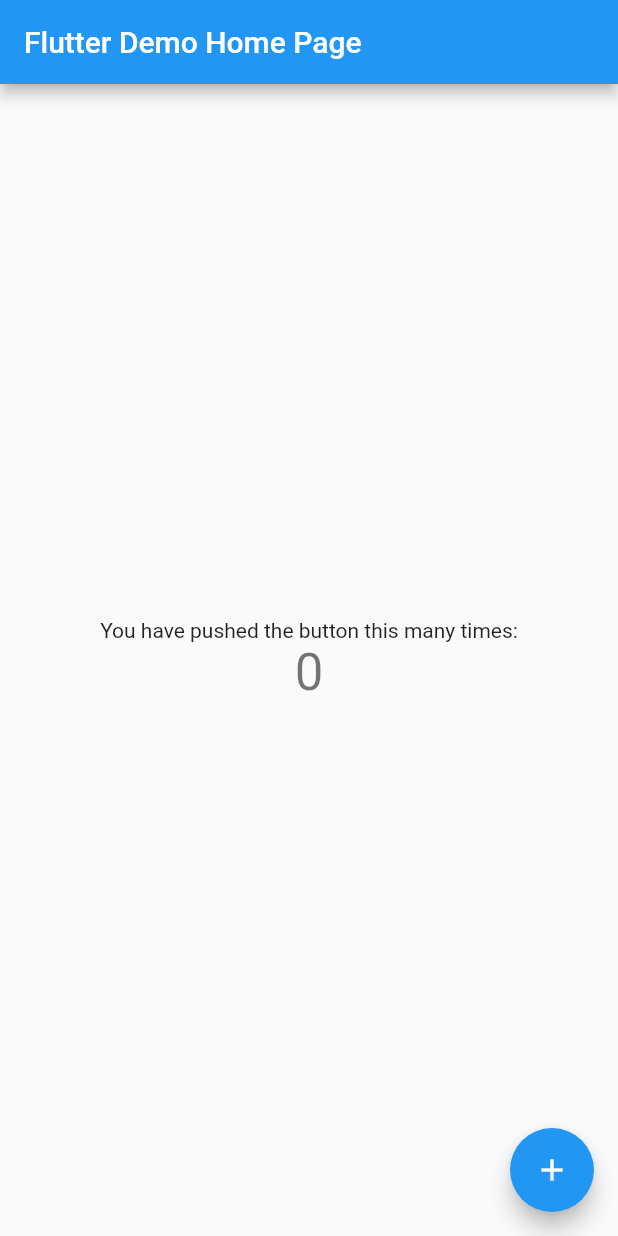
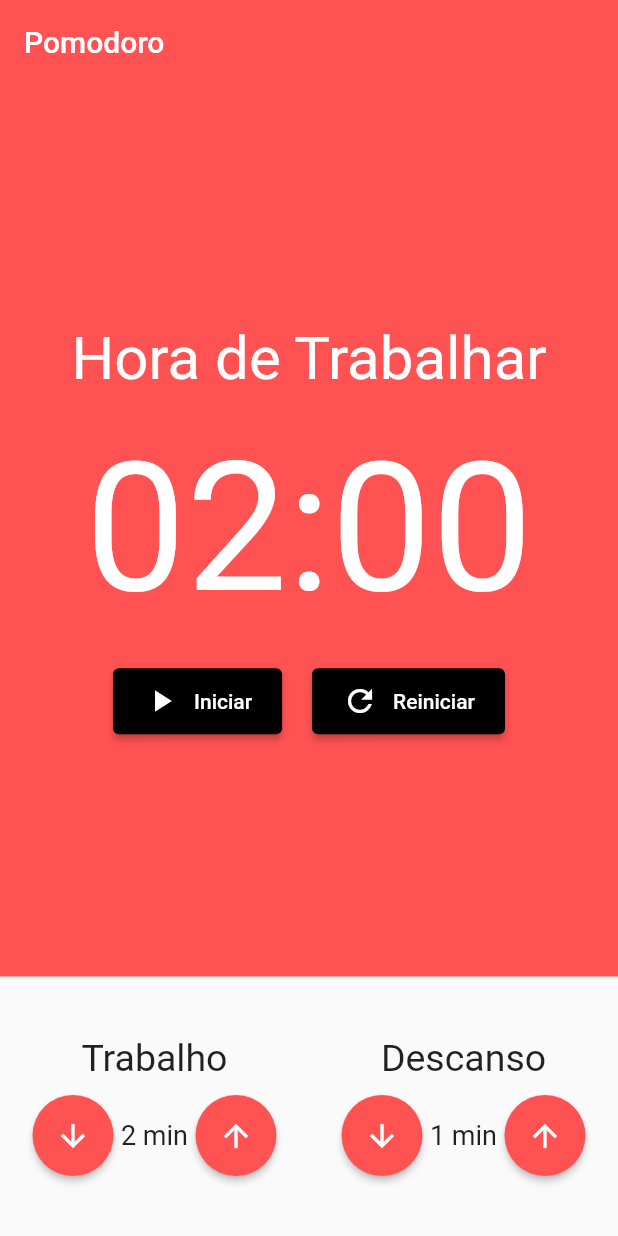
Before and after one commit to larinuness/flutter-pomodoro-mobx-web, a Flutter app: the screen it shows after launch, on a phone screen of 412 x 824 dp. Run offline on Flutter 3.47's test engine with Material 2 defaults, Android fonts, the phone set to English and light mode, and no system bars; our stand-ins replace flutter_mobx, mobx; generated files the repository leaves out were written again.

Commit message:
Projeto quase finalizado

```diff
--- /dev/null
+++ b/flutter_pomodoro/lib/components/cronometro.dart
@@ -0,0 +1,68 @@
+import 'package:flutter/material.dart';
+import 'package:flutter_mobx/flutter_mobx.dart';
+import 'cronometro_button.dart';
+import '../store/pomodoro.store.dart';
+import 'package:provider/provider.dart';
+
+class Cronometro extends StatelessWidget {
+  const Cronometro({Key? key}) : super(key: key);
+
+  @override
+  Widget build(BuildContext context) {
+    final store = Provider.of<PomodoroStore>(context);
+    return Observer(
+      builder: (_) => Container(
+        color: store.estaTrabalhando() ? Colors.redAccent : Colors.green,
+        child: Column(
+          crossAxisAlignment: CrossAxisAlignment.center,
+          mainAxisAlignment: MainAxisAlignment.center,
+          children: [
+            Text(
+              store.estaTrabalhando()
+                  ? "Hora de Trabalhar"
+                  : 'Hora de Descansar',
+              style: const TextStyle(fontSize: 40, color: Colors.white),
+            ),
+            const SizedBox(height: 20),
+            //padleft pra complentar com zero a esquerda
+            Text(
+              '${store.minutos.toString().padLeft(2, '0')}:${store.segundos.toString().padLeft(2, '0')}',
+              style: const TextStyle(fontSize: 120, color: Colors.white),
+            ),
+            const SizedBox(height: 20),
+            Row(
+              mainAxisAlignment: MainAxisAlignment.center,
+              children: [
+                if (!store.iniciado)
+                  Padding(
+                    padding: const EdgeInsets.only(right: 10),
+                    child: CronometroButton(
+                      texto: 'Iniciar',
+                      icon: Icons.play_arrow,
+                      click: store.iniciar,
+                    ),
+                  ),
+                if (store.iniciado)
+                  Padding(
+                    padding: const EdgeInsets.only(right: 10),
+                    child: CronometroButton(
+                      texto: 'Parar',
+                      icon: Icons.stop,
+                      click: store.parar,
+                    ),
+                  ),
+                Padding(
+                  padding: const EdgeInsets.only(left: 10),
+                  child: CronometroButton(
+                      texto: 'Reiniciar',
+                      icon: Icons.refresh,
+                      click: store.reiniciar),
+                ),
+              ],
+            ),
+          ],
+        ),
+      ),
+    );
+  }
+}
--- /dev/null
+++ b/flutter_pomodoro/lib/components/cronometro_button.dart
@@ -0,0 +1,29 @@
+import 'package:flutter/material.dart';
+
+class CronometroButton extends StatelessWidget {
+  final String texto;
+  final IconData icon;
+  final void Function()? click;
+  const CronometroButton(
+      {Key? key, required this.texto, required this.icon, this.click})
+      : super(key: key);
+
+  @override
+  Widget build(BuildContext context) {
+    return ElevatedButton(
+      style: ElevatedButton.styleFrom(
+          primary: Colors.black,
+          padding: const EdgeInsets.symmetric(horizontal: 20, vertical: 10)),
+      onPressed: click,
+      child: Row(
+        children: [
+          Padding(
+            padding: const EdgeInsets.only(right: 10.0),
+            child: Icon(icon),
+          ),
+          Text(texto),
+        ],
+      ),
+    );
+  }
+}
--- /dev/null
+++ b/flutter_pomodoro/lib/components/entrada_tempo.dart
@@ -0,0 +1,70 @@
+import 'package:flutter/material.dart';
+import 'package:flutter_pomodoro/store/pomodoro.store.dart';
+import 'package:provider/provider.dart';
+
+class EntradaTempo extends StatelessWidget {
+  final int valor;
+  final String titulo;
+  final void Function()? inc;
+  final void Function()? dec;
+
+  const EntradaTempo({
+    Key? key,
+    required this.valor,
+    required this.titulo,
+    this.inc,
+    this.dec,
+  }) : super(key: key);
+
+  @override
+  Widget build(BuildContext context) {
+    final store = Provider.of<PomodoroStore>(context);
+    return Column(
+      crossAxisAlignment: CrossAxisAlignment.center,
+      children: [
+        Text(
+          titulo,
+          style: const TextStyle(fontSize: 25),
+        ),
+        const SizedBox(
+          height: 10,
+        ),
+        Row(
+          mainAxisAlignment: MainAxisAlignment.center,
+          children: [
+            ElevatedButton(
+              onPressed: dec,
+              child: const Icon(
+                Icons.arrow_downward,
+                color: Colors.white,
+              ),
+              style: ElevatedButton.styleFrom(
+                  shape: const CircleBorder(),
+                  padding: const EdgeInsets.all(15),
+                  primary: store.estaTrabalhando()
+                      ? Colors.redAccent
+                      : Colors.green),
+            ),
+            Text(
+              '$valor min',
+              style: const TextStyle(fontSize: 18),
+            ),
+            ElevatedButton(
+              onPressed: inc,
+              child: const Icon(
+                Icons.arrow_upward,
+                color: Colors.white,
+              ),
+              style: ElevatedButton.styleFrom(
+                  shape: const CircleBorder(),
+                  padding: const EdgeInsets.all(15),
+                  primary: store.estaTrabalhando()
+                      ? Colors.redAccent
+                      : Colors.green),
+            ),
+          ],
+        ),
+      ],
+    );
+  }
+}
--- a/flutter_pomodoro/lib/main.dart
+++ b/flutter_pomodoro/lib/main.dart
@@ -1,4 +1,8 @@
 import 'package:flutter/material.dart';
+import 'store/pomodoro.store.dart';
+import 'package:provider/provider.dart';
+
+import 'pages/pomodoro.dart';
 
 void main() {
   runApp(const MyApp());
@@ -9,58 +13,18 @@ class MyApp extends StatelessWidget {
 
   @override
   Widget build(BuildContext context) {
-    return MaterialApp(
-      debugShowCheckedModeBanner: false,
-      theme: ThemeData(
-        primarySwatch: Colors.blue,
-      ),
-      home: const MyHomePage(teste: 'Flutter Demo Home Page'),
-    );
-  }
-}
-
-class MyHomePage extends StatefulWidget {
-  const MyHomePage({Key? key, required this.teste}) : super(key: key);
-
-  final String teste;
-
-  @override
-  State<MyHomePage> createState() => _MyHomePageState();
-}
-
-class _MyHomePageState extends State<MyHomePage> {
-  int _counter = 0;
-
-  void _incrementCounter() {
-    setState(() {
-      _counter++;
-    });
-  }
-
-  @override
-  Widget build(BuildContext context) {
-    return Scaffold(
-      appBar: AppBar(
-        title: Text(widget.teste),
-      ),
-      body: Center(
-        child: Column(
-          mainAxisAlignment: MainAxisAlignment.center,
-          children: <Widget>[
-            const Text(
-              'You have pushed the button this many times:',
-            ),
-            Text(
-              '$_counter',
-              style: Theme.of(context).textTheme.headline4,
-            ),
-          ],
+    return MultiProvider(
+      providers: [
+        Provider<PomodoroStore>(
+          create: (_) => PomodoroStore(),
         ),
-      ),
-      floatingActionButton: FloatingActionButton(
-        onPressed: _incrementCounter,
-        tooltip: 'Increment',
-        child: const Icon(Icons.add),
+      ],
+      child: MaterialApp(
+        debugShowCheckedModeBanner: false,
+        theme: ThemeData(
+          primarySwatch: Colors.blue,
+        ),
+        home: const Pomodoro(),
       ),
     );
   }
--- /dev/null
+++ b/flutter_pomodoro/lib/pages/pomodoro.dart
@@ -0,0 +1,53 @@
+import 'package:flutter/material.dart';
+import 'package:flutter_mobx/flutter_mobx.dart';
+import '../store/pomodoro.store.dart';
+
+import '../components/cronometro.dart';
+import '../components/entrada_tempo.dart';
+import 'package:provider/provider.dart';
+
+class Pomodoro extends StatelessWidget {
+  const Pomodoro({Key? key}) : super(key: key);
+
+  @override
+  Widget build(BuildContext context) {
+    final store = Provider.of<PomodoroStore>(context);
+    return Observer(
+      builder: (_) => Scaffold(
+        appBar: AppBar(
+          title: const Text('Pomodoro'),
+          backgroundColor:
+              store.estaTrabalhando() ? Colors.redAccent : Colors.green,
+          elevation: 0,
+        ),
+        body: Column(
+          crossAxisAlignment: CrossAxisAlignment.stretch,
+          children: [
+            const Expanded(
+              child: Cronometro(),
+            ),
+            Padding(
+              padding: const EdgeInsets.symmetric(vertical: 40),
+              //observa a mudança no valores de inc e dec
+              child: Row(
+                mainAxisAlignment: MainAxisAlignment.spaceAround,
+                children: [
+                  EntradaTempo(
+                      valor: store.tempoTrabalho,
+                      titulo: 'Trabalho',
+                      inc: store.incrementarTempoTrabalho,
+                      dec: store.decrementarTempoTrabalho),
+                  EntradaTempo(
+                      valor: store.tempoDescanso,
+                      titulo: 'Descanso',
+                      inc: store.incrementarTempoDescanso,
+                      dec: store.decrementarTempoDescanso),
+                ],
+              ),
+            ),
+          ],
+        ),
+      ),
+    );
+  }
+}
```
Also changed, not shown: flutter_pomodoro/lib/store/contador.store.dart (added, +18 -0 lines), flutter_pomodoro/lib/store/pomodoro.store.dart (added, +111 -0 lines), flutter_pomodoro/lib/store/contador.store.g.dart (added), flutter_pomodoro/lib/store/pomodoro.store.g.dart (added).
